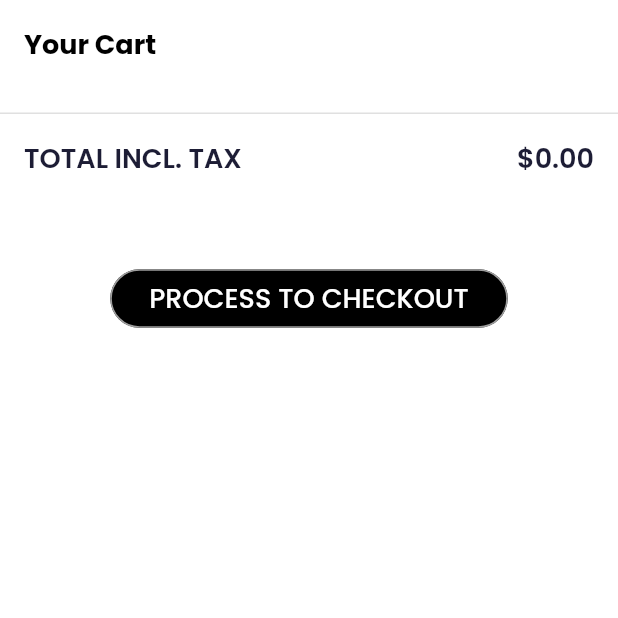
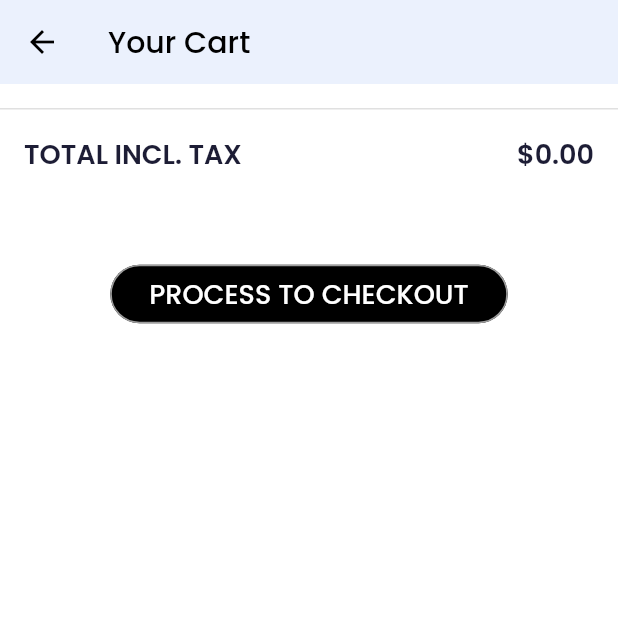
Before and after one commit to mekonnen070/asbeza, a Flutter app: the CartScreen screen opened directly, on a phone screen of 412 x 824 dp, the top half of it. Run offline on Flutter 3.47's test engine with Material 2 defaults, Android fonts, the phone set to English and light mode, and no system bars; our stand-ins replace cached_network_image, flutter_svg, google_fonts, shared_preferences, shimmer; accounts and stored records are empty; network calls fail.

Commit message:
final commit

```diff
--- a/lib/helpers/complete_order_summary.dart
+++ b/lib/helpers/complete_order_summary.dart
@@ -1,6 +1,6 @@
 import 'package:asbeza_app/helpers/order_summary_card.dart';
 import 'package:asbeza_app/providers/CartProvider.dart';
-import 'package:asbeza_app/utils/PriceCalcultor.dart';
+import 'package:asbeza_app/utils/PriceCalculator.dart';
 import 'package:flutter/material.dart';
 
 class CompleteOrderSummary extends StatelessWidget {
--- a/lib/helpers/show_order_summary.dart
+++ b/lib/helpers/show_order_summary.dart
@@ -2,7 +2,7 @@ import 'dart:math';
 
 import 'package:asbeza_app/helpers/order_summary_card.dart';
 import 'package:asbeza_app/providers/CartProvider.dart';
-import 'package:asbeza_app/utils/PriceCalcultor.dart';
+import 'package:asbeza_app/utils/PriceCalculator.dart';
 import 'package:flutter/material.dart';
 import 'package:provider/provider.dart';
 
@@ -76,7 +76,7 @@ class _OrderSummaryState extends State<OrderSummary>
                     width: 8,
                   ),
                   const Text(
-                    "Show order summary",
+                    "Show summary",
                     style: TextStyle(fontSize: 22, color: Colors.black),
                   ),
                   const SizedBox(
--- a/lib/main.dart
+++ b/lib/main.dart
@@ -29,6 +29,34 @@ class MyApp extends StatelessWidget {
       theme: lightThemeData(context),
       darkTheme: darkThemeData(context),
       home: const Dashboard(),
+      routes: {'/finalOrderPage': (context) => const FinalOrderPage()},
     );
   }
 }
+
+/*
+actions: [
+        // This text button is used to intentionally throw an error when pressed
+        // in order to test the error reporting for crashlytics.
+        TextButton(
+          style: TextButton.styleFrom(
+            foregroundColor: Colors.white,
+            backgroundColor: Colors.red,
+          ),
+          onPressed: () => throw Exception(),
+          child: const Text("Throw Error"),
+        ),
+      ],
+ */
+
+class FinalOrderPage extends StatelessWidget {
+  const FinalOrderPage({super.key});
+
+  @override
+  Widget build(BuildContext context) {
+    return const SafeArea(
+        child: Scaffold(
+      body: Center(child: Text('Successfully order')),
+    ));
+  }
+}
--- a/lib/providers/CartProvider.dart
+++ b/lib/providers/CartProvider.dart
@@ -17,6 +17,19 @@ class CartItem {
 
 class CartProvider extends ChangeNotifier {
   List<CartItem> _items = [];
+
+  bool _is_already = false;
+
+  bool get is_already => _is_already;
+
+  checkAdded(String id) {
+    for (var i in _items) {
+      i.productId == id;
+      _is_already = true;
+    }
+    return _is_already;
+    notifyListeners();
+  }
 
   UnmodifiableListView<CartItem> get items => UnmodifiableListView(_items);
 
--- a/lib/screens/Dashboard.dart
+++ b/lib/screens/Dashboard.dart
@@ -5,7 +5,7 @@ import 'package:asbeza_app/models/product.dart';
 import 'package:asbeza_app/models/sub_category.dart';
 import 'package:asbeza_app/providers/counter_provider.dart';
 import 'package:asbeza_app/screens/Bonus_screen.dart';
-import 'package:asbeza_app/screens/cart/cart_screen.dart';
+import 'package:asbeza_app/screens/history_screen.dart';
 import 'package:asbeza_app/screens/home/home_screen.dart';
 import 'package:asbeza_app/screens/profile_screen.dart';
 import 'package:asbeza_app/services/category.dart';
@@ -300,8 +300,8 @@ class _DashboardState extends State<Dashboard> {
         loading: loading,
         product: products,
       ),
-      // const HistoryScreen(),
-      const CartScreen(),
+      const HistoryScreen(),
+      // const CartScreen(),
       const BonusScreen(),
       const ProfileScreen(),
     ];
--- a/lib/screens/cart/cart_screen.dart
+++ b/lib/screens/cart/cart_screen.dart
@@ -1,8 +1,9 @@
+import 'package:asbeza_app/app/colors.dart';
 import 'package:asbeza_app/helpers/quick_help.dart';
 import 'package:asbeza_app/providers/CartProvider.dart';
 import 'package:asbeza_app/screens/cart/components/cartCard.dart';
 import 'package:asbeza_app/screens/order/order_screen.dart';
-import 'package:asbeza_app/utils/PriceCalcultor.dart';
+import 'package:asbeza_app/utils/PriceCalculator.dart';
 import 'package:asbeza_app/widgets/default_button.dart';
 import 'package:flutter/material.dart';
 import 'package:provider/provider.dart';
@@ -24,18 +25,23 @@ class _CartScreenState extends State<CartScreen> {
 
     CartProvider cartProvider = Provider.of<CartProvider>(context);
 
-    return SafeArea(child: Scaffold(
-        // appBar: AppBar(
-        //   title: const Text("Continue Shopping"),
-        //   // actions: [
-        //   //   IconButton(
-        //   //     onPressed: () {
-        //   //       cartProvider.clearCart();
-        //   //     },
-        //   //     icon: const Icon(Icons.delete),
-        //   //   )
-        //   // ],
-        // ),
+    return SafeArea(
+        child: Scaffold(
+            appBar: AppBar(
+              automaticallyImplyLeading: true,
+              backgroundColor: bgColor,
+              iconTheme: const IconThemeData(color: Colors.black),
+              title: const Text("Your Cart",
+                  style: TextStyle(color: Colors.black)),
+              // actions: [
+              //   IconButton(
+              //     onPressed: () {
+              //       cartProvider.clearCart();
+              //     },
+              //     icon: const Icon(Icons.delete),
+              //   )
+              // ],
+            ),
             body: LayoutBuilder(builder:
                 (BuildContext context, BoxConstraints viewportConstraints) {
               return SingleChildScrollView(
@@ -44,13 +50,6 @@ class _CartScreenState extends State<CartScreen> {
                     mainAxisSize: MainAxisSize.min,
                     crossAxisAlignment: CrossAxisAlignment.start,
                     children: [
-              Padding(
-                padding: const EdgeInsets.all(16.0),
-                child: Text(
-                  'Your Cart',
-                  style: kBoldTextStyle,
-                ),
-              ),
                       SizedBox(
                         width: double.infinity,
                         child: ListView.builder(
@@ -59,8 +58,10 @@ class _CartScreenState extends State<CartScreen> {
                           itemCount: cartProvider.items.length,
                           itemBuilder: (context, index) {
                             return Padding(
-                      padding: const EdgeInsets.symmetric(vertical: 8.0),
-                      child: CartCard(selectedItem: cartProvider.items[index]),
+                              padding:
+                                  const EdgeInsets.symmetric(vertical: 8.0),
+                              child: CartCard(
+                                  selectedItem: cartProvider.items[index]),
                             );
                           },
                         ),
@@ -69,19 +70,20 @@ class _CartScreenState extends State<CartScreen> {
                         height: 16,
                       ),
                       Container(
-                padding:
-                    const EdgeInsets.symmetric(horizontal: 16, vertical: 16),
+                        padding: const EdgeInsets.symmetric(
+                            horizontal: 16, vertical: 16),
                         decoration: BoxDecoration(
                             border: Border(
-                  top: BorderSide(color: Colors.grey.shade300, width: 1),
+                          top:
+                              BorderSide(color: Colors.grey.shade300, width: 1),
                         )),
                         child: Row(
                           mainAxisAlignment: MainAxisAlignment.spaceBetween,
                           children: [
                             const Text(
                               "TOTAL INCL. TAX",
-                      style:
-                          TextStyle(fontSize: 18, fontWeight: FontWeight.w600),
+                              style: TextStyle(
+                                  fontSize: 18, fontWeight: FontWeight.w600),
                             ),
                             Text(
                               "\$${Price.calculateTotalPrice(cartProvider.items).toStringAsFixed(2)}",
--- a/lib/screens/order/order_loading.dart
+++ b/lib/screens/order/order_loading.dart
@@ -22,7 +22,7 @@ class _OrderLoadingState extends State<OrderLoading> {
       orderItems.add(OrderItemInput(
           orderId: "", productId: item.productId, quantity: item.itemCount));
     }
-    CreatedOrder? res = await OrderService.createOrder(OrderInput(
+    CreatedOrder? res = await OrderService().createOrder(OrderInput(
         customerphoneNumber: orderForm.phoneNumber,
         customerFullName: orderForm.firstName + orderForm.lastName,
         customerAddress1: orderForm.add1,
@@ -33,7 +33,7 @@ class _OrderLoadingState extends State<OrderLoading> {
         orderItems: orderItems));
     if (res != null) {
       await Navigator.of(context)
-          .push(MaterialPageRoute(builder: (BuildContext context) {
+          .pushReplacement(MaterialPageRoute(builder: (BuildContext context) {
         return OrderCompleteScreen(
           orderNumber: res.orderNumber,
           deliveryDate: res.deliveryDate,
--- a/lib/widgets/CustomFormField.dart
+++ b/lib/widgets/CustomFormField.dart
@@ -22,6 +22,7 @@ class CustomFormField extends StatelessWidget {
     return Column(
       children: [
         TextFormField(
+          textInputAction: TextInputAction.next,
           controller: controller,
           inputFormatters: inputFormatters,
           validator: validator,
--- a/pubspec.yaml
+++ b/pubspec.yaml
@@ -39,6 +39,8 @@ dependencies:
   shimmer: ^2.0.0
   cached_network_image: ^3.2.1
   shared_preferences: ^2.0.15
+  chapasdk: ^0.0.3
+  http: ^0.13.5
 
 dev_dependencies:
   flutter_test:
```
Also changed, not shown: lib/helpers/order_form_receiving_card.dart (+8 -7 lines), lib/helpers/quick_help.dart (+8 -6 lines), lib/screens/order/order_complete.dart (+5 -4 lines), lib/services/order.dart (+10 -2 lines), lib/services/product.dart (+15 -3 lines), lib/widgets/AddToCatButton.dart (+10 -1 lines), lib/utils/PriceCalculator.dart (renamed from lib/utils/PriceCalcultor.dart), pubspec.lock, 4 other files. Lines whose indentation alone changed are shown as unchanged.
